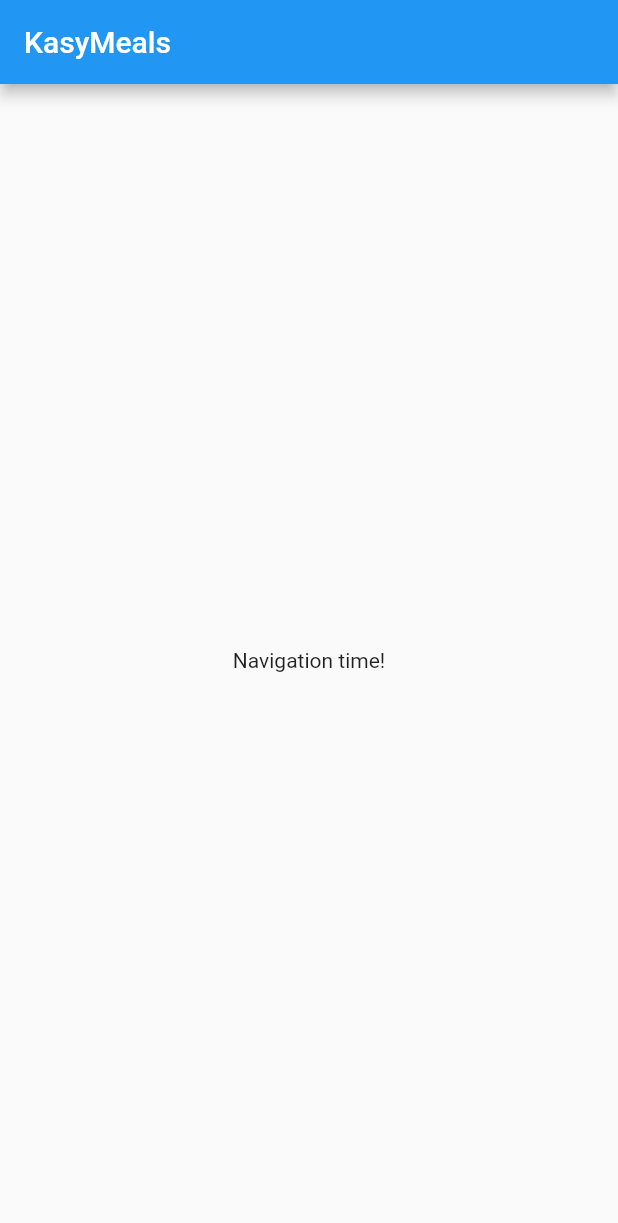
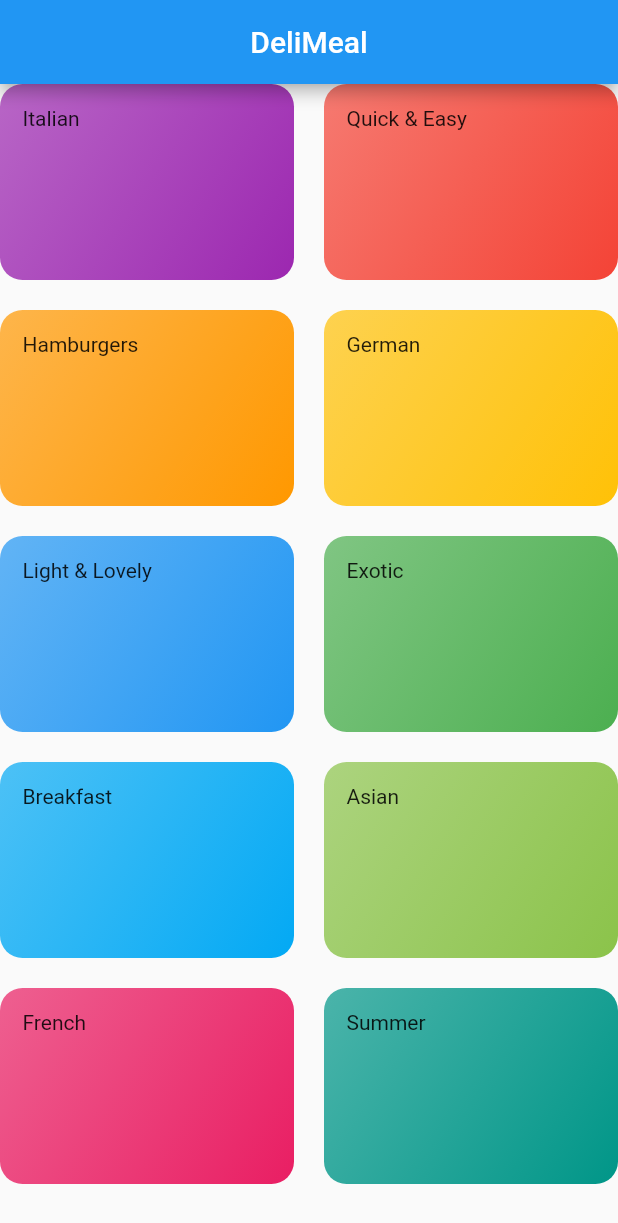
Before and after one commit to teorich/mealsapp, a Flutter app: the screen it shows after launch, on a phone screen of 412 x 824 dp. Shown: the top 1223 px of the screen. Run offline on Flutter 3.47's test engine with Material 2 defaults, Android fonts, the phone set to English and light mode, and no system bars.

Commit message:
category screen added

```diff
--- /dev/null
+++ b/lib/categories_screen.dart
@@ -0,0 +1,41 @@
+import 'package:flutter/material.dart';
+
+
+
+import './dummy_data.dart';
+import 'category_item.dart';
+
+class CategoriesScreen extends StatelessWidget {
+  const CategoriesScreen({Key key}) : super(key: key);
+
+  @override
+  Widget build(BuildContext context) {
+    return SafeArea(
+          child: Scaffold(
+            appBar: AppBar(
+              centerTitle: true,
+              title: const Text('DeliMeal'),
+              ),
+            body: GridView(
+          gridDelegate: SliverGridDelegateWithMaxCrossAxisExtent(
+            maxCrossAxisExtent: 200,childAspectRatio: 3/2,
+            crossAxisSpacing: 20,
+            mainAxisSpacing: 20),
+
+          children: DUMMY_CATEGORIES.map((catData) =>
+            CategoryItem(
+              catData.title,
+            catData.color),
+
+            ).toList(),
+
+
+
+          ),
+      ),
+    );
+
+
+
+  }
+}
--- /dev/null
+++ b/lib/category_item.dart
@@ -0,0 +1,27 @@
+
+
+import 'package:flutter/material.dart';
+
+class CategoryItem extends StatelessWidget {
+  final String title;
+  final Color color;
+
+  const CategoryItem(this.title, this.color);
+
+  @override
+  Widget build(BuildContext context) {
+    return Container(
+      padding: const  EdgeInsets.all(15),
+      child: Text(title),
+      decoration: BoxDecoration(
+        gradient: LinearGradient(colors: [
+          color.withOpacity(0.7),
+          color,],
+          begin: Alignment.topLeft,
+          end: Alignment.bottomRight,
+          ),
+          borderRadius: BorderRadius.circular(15),
+                ),
+    );
+  }
+}
--- /dev/null
+++ b/lib/dummy_data.dart
@@ -0,0 +1,56 @@
+import 'package:flutter/material.dart';
+
+import './models/category.dart';
+
+const DUMMY_CATEGORIES = const [
+  Category(
+    id: 'c1',
+    title: 'Italian',
+    color: Colors.purple,
+  ),
+  Category(
+    id: 'c2',
+    title: 'Quick & Easy',
+    color: Colors.red,
+  ),
+  Category(
+    id: 'c3',
+    title: 'Hamburgers',
+    color: Colors.orange,
+  ),
+  Category(
+    id: 'c4',
+    title: 'German',
+    color: Colors.amber,
+  ),
+  Category(
+    id: 'c5',
+    title: 'Light & Lovely',
+    color: Colors.blue,
+  ),
+  Category(
+    id: 'c6',
+    title: 'Exotic',
+    color: Colors.green,
+  ),
+  Category(
+    id: 'c7',
+    title: 'Breakfast',
+    color: Colors.lightBlue,
+  ),
+  Category(
+    id: 'c8',
+    title: 'Asian',
+    color: Colors.lightGreen,
+  ),
+  Category(
+    id: 'c9',
+    title: 'French',
+    color: Colors.pink,
+  ),
+  Category(
+    id: 'c10',
+    title: 'Summer',
+    color: Colors.teal,
+  ),
+];
--- a/lib/main.dart
+++ b/lib/main.dart
@@ -1,4 +1,5 @@
 import 'package:flutter/material.dart';
+import './categories_screen.dart';
 
 void main() => runApp(MyApp());
 
@@ -12,28 +13,7 @@ class MyApp extends StatelessWidget {
 
         primarySwatch: Colors.blue,
       ),
-      home: MyHomePage(),
+      home: CategoriesScreen(),
     );
   }
 }
-
-class MyHomePage extends StatefulWidget {
-
-  @override
-  _MyHomePageState createState() => _MyHomePageState();
-}
-
-class _MyHomePageState extends State<MyHomePage> {
-  @override
-  Widget build(BuildContext context) {
-    return Scaffold(
-      appBar: AppBar(
-        title: Text('KasyMeals'),
-        ),
-        body: Center(
-          child: Text('Navigation time!'),
-        ),
-    );
-  }
-
-}
--- /dev/null
+++ b/lib/models/category.dart
@@ -0,0 +1,16 @@
+import 'package:flutter/material.dart';
+
+class Category  {
+
+  final String id;
+  final String title;
+  final Color color;
+
+  const Category({
+
+    @required this.id,
+    @required  this.title,
+    this.color = Colors.orange,
+
+  });
+}
```
